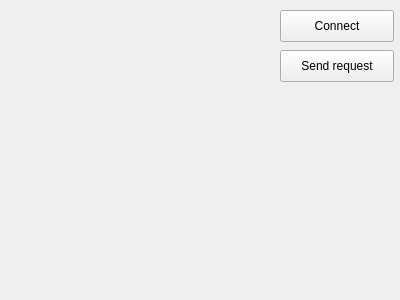
This is form.ui in testprojects/myClient as Qt 5 draws it before an edit. The edited form follows.
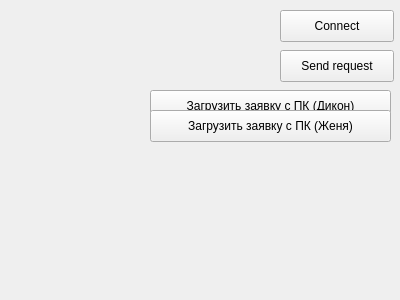
This is the edited form.

Commit message: GUI with some buttons. Next step - adding struct Package for transmit

Diff of the .ui file:
```diff
--- a/form.ui
+++ b/form.ui
@@ -39,6 +39,32 @@
     <string>Send request</string>
    </property>
   </widget>
+  <widget class="QPushButton" name="pushButtonLoadRequestDikon">
+   <property name="geometry">
+    <rect>
+     <x>150</x>
+     <y>90</y>
+     <width>241</width>
+     <height>32</height>
+    </rect>
+   </property>
+   <property name="text">
+    <string>Загрузить заявку с ПК (Дикон)</string>
+   </property>
+  </widget>
+  <widget class="QPushButton" name="pushButtonLoadRequestZhenya">
+   <property name="geometry">
+    <rect>
+     <x>150</x>
+     <y>110</y>
+     <width>241</width>
+     <height>32</height>
+    </rect>
+   </property>
+   <property name="text">
+    <string>Загрузить заявку с ПК (Женя)</string>
+   </property>
+  </widget>
  </widget>
  <resources/>
  <connections/>
```
The commit also changes 5 other files.
